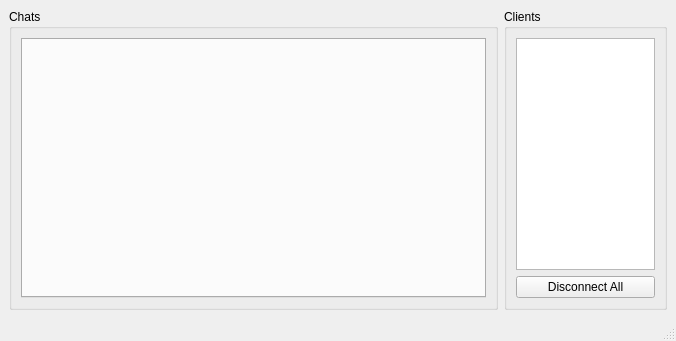
The window that Server/mainwindow.ui (olivier-portal/ChatApplication) describes before a commit, drawn with Qt 5.
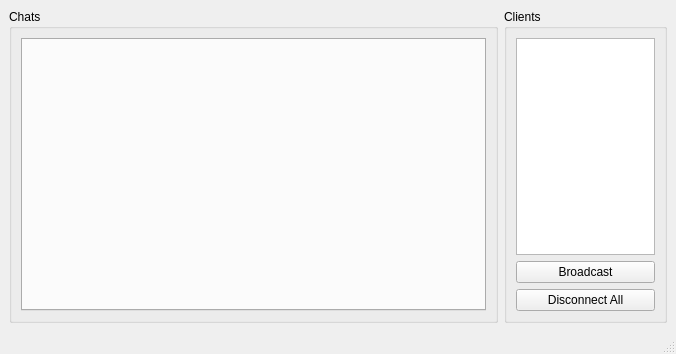
The same window after the commit.

Commit message: feat: server can now broadcast to all clients

What changed in the file:
```diff
--- a/Server/mainwindow.ui
+++ b/Server/mainwindow.ui
@@ -7,12 +7,15 @@
     <x>0</x>
     <y>0</y>
     <width>676</width>
-    <height>341</height>
+    <height>354</height>
    </rect>
   </property>
   <property name="windowTitle">
    <string>Server</string>
   </property>
+  <property name="layoutDirection">
+   <enum>Qt::LayoutDirection::LeftToRight</enum>
+  </property>
   <widget class="QWidget" name="centralwidget">
    <layout class="QHBoxLayout" name="horizontalLayout" stretch="3,1">
     <item>
@@ -39,6 +42,13 @@
        <item>
         <widget class="QListWidget" name="lstClients"/>
        </item>
+       <item>
+        <widget class="QPushButton" name="btnBroadcast">
+         <property name="text">
+          <string>Broadcast</string>
+         </property>
+        </widget>
+       </item>
        <item>
         <widget class="QPushButton" name="btnDisconnectAll">
          <property name="text">
```
Left out of the diff: 2 changed lines with no effect on the pictures. The commit also changes 2 other files.
